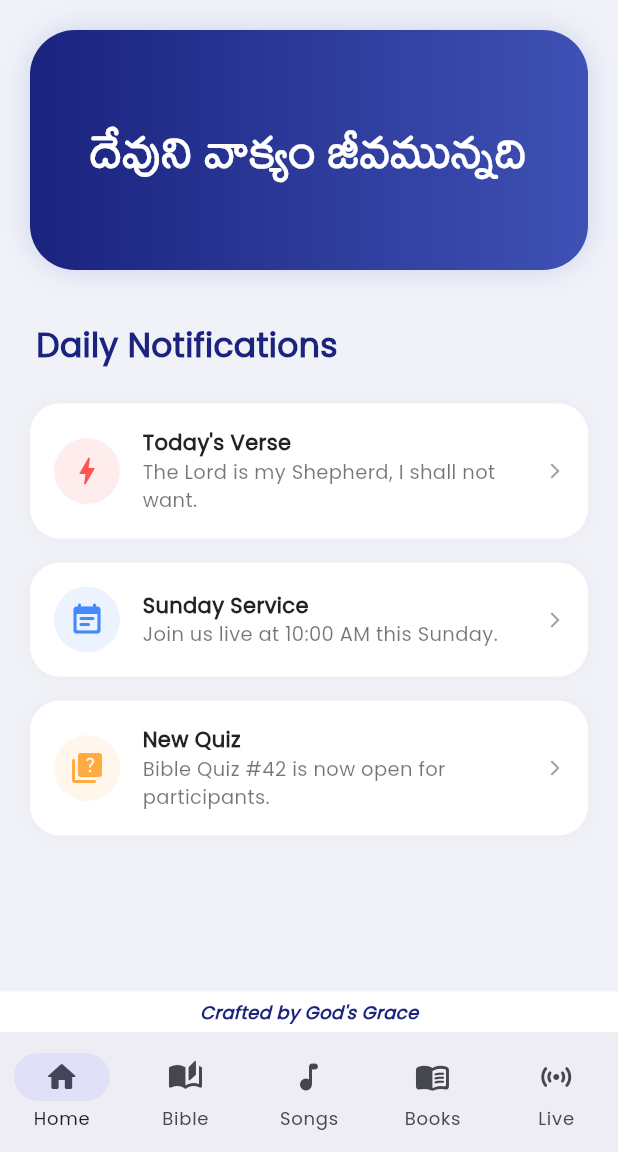
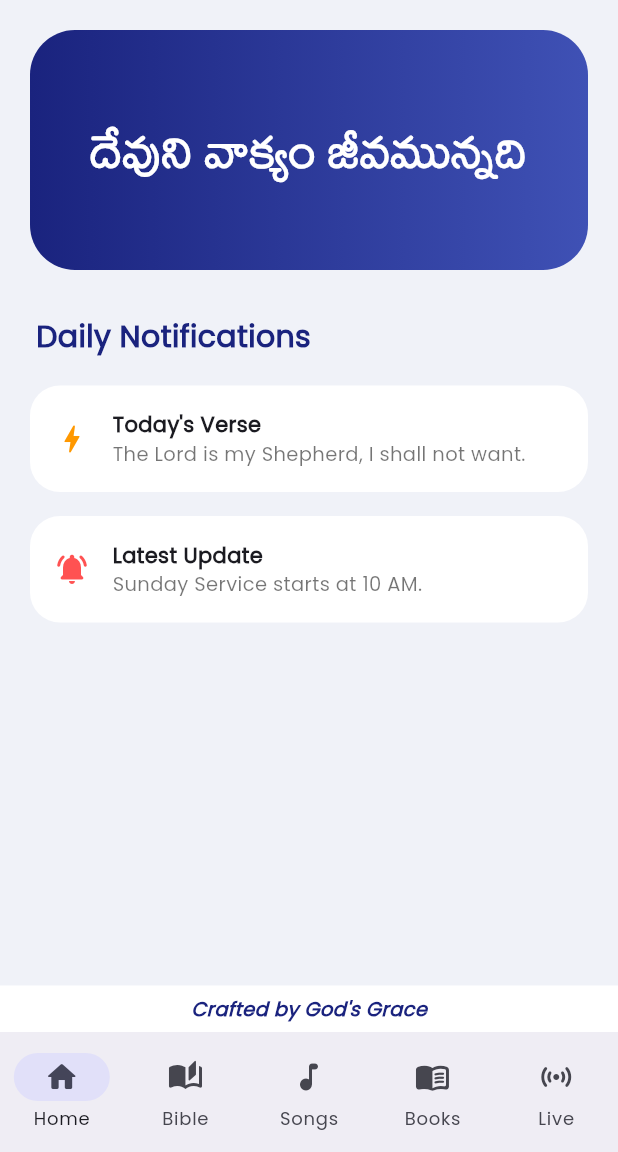
Before and after one commit to worldofgod79-del/wog_apk, a Flutter app: the screen it shows after launch, on a phone screen of 412 x 824 dp, the part 84-1236 px from its top. Run offline on Flutter 3.47's test engine with Material 3 defaults, Android fonts, the phone set to English and light mode, and no system bars.

Commit message:
Update main.dart

```diff
--- a/lib/main.dart
+++ b/lib/main.dart
@@ -1,7 +1,7 @@
 import 'package:flutter/material.dart';
 import 'dart:async';
-import 'dart:convert';
-import 'package:flutter/services.dart';
+import 'package:flutter/services.dart' show rootBundle;
+import 'package:xml/xml.dart' as xml;
 
 void main() {
   runApp(const WogApp());
@@ -32,13 +32,12 @@ class MainHomePage extends StatefulWidget {
 class _MainHomePageState extends State<MainHomePage> {
   int _currentIndex = 0;
 
-  // Screens list for Navigation
   final List<Widget> _screens = [
-    const HomeScreenContent(), // Index 0: Home with Notifications
-    const BibleListScreen(),   // Index 1: Bible
-    const PlaceholderScreen(title: "Songs"), // Index 2
-    const PlaceholderScreen(title: "Books"), // Index 3
-    const PlaceholderScreen(title: "Live Stream"), // Index 4
+    const HomeScreenContent(),
+    const BibleStudyPage(),
+    const PlaceholderScreen(title: "Songs"),
+    const PlaceholderScreen(title: "Books"),
+    const PlaceholderScreen(title: "Live Stream"),
   ];
 
   @override
@@ -49,28 +48,20 @@ class _MainHomePageState extends State<MainHomePage> {
         title: const Text("WOG APP", style: TextStyle(fontWeight: FontWeight.w800, color: Colors.white)),
         backgroundColor: const Color(0xFF1A237E),
         centerTitle: true,
-        elevation: 0,
         iconTheme: const IconThemeData(color: Colors.white),
       ),
-      drawer: _buildDrawer(context),
-      body: IndexedStack(
-        index: _currentIndex,
-        children: _screens,
-      ),
-      // BOTTOM NAVIGATION BAR (Meeru adigina buttons ikkadiki marchanu)
+      drawer: _buildDrawer(),
+      body: IndexedStack(index: _currentIndex, children: _screens),
       bottomNavigationBar: Column(
         mainAxisSize: MainAxisSize.min,
         children: [
-          // Crafted by Grace Message
           Container(
             width: double.infinity,
-            padding: const EdgeInsets.symmetric(vertical: 5),
+            padding: const EdgeInsets.symmetric(vertical: 6),
             color: Colors.white,
-            child: Center(
-              child: Text(
-                "Crafted by God's Grace",
-                style: TextStyle(color: Colors.indigo[900], fontSize: 12, fontWeight: FontWeight.w600, fontStyle: FontStyle.italic),
-              ),
+            child: const Center(
+              child: Text("Crafted by God's Grace",
+                style: TextStyle(fontSize: 13, fontWeight: FontWeight.w600, fontStyle: FontStyle.italic, color: Color(0xFF1A237E))),
             ),
           ),
           NavigationBar(
@@ -89,7 +80,7 @@ class _MainHomePageState extends State<MainHomePage> {
     );
   }
 
-  Widget _buildDrawer(BuildContext context) {
+  Widget _buildDrawer() {
     return Drawer(
       child: Column(
         children: [
@@ -120,131 +111,150 @@ class _MainHomePageState extends State<MainHomePage> {
   }
 }
 
-// HOME PAGE CONTENT (Notifications Section)
 class HomeScreenContent extends StatelessWidget {
   const HomeScreenContent({super.key});
-
   @override
   Widget build(BuildContext context) {
     return SingleChildScrollView(
       child: Column(
         crossAxisAlignment: CrossAxisAlignment.start,
         children: [
-          _buildBanner(),
+          Container(
+            height: 160, width: double.infinity, margin: const EdgeInsets.all(20),
+            decoration: BoxDecoration(borderRadius: BorderRadius.circular(30), gradient: const LinearGradient(colors: [Color(0xFF1A237E), Color(0xFF3F51B5)])),
+            child: const Center(child: Text("దేవుని వాక్యం జీవమున్నది", style: TextStyle(fontFamily: 'Mallanna', color: Colors.white, fontSize: 34, fontWeight: FontWeight.bold))),
+          ),
           const Padding(
-            padding: EdgeInsets.symmetric(horizontal: 24, vertical: 15),
-            child: Text("Daily Notifications", style: TextStyle(fontSize: 22, fontWeight: FontWeight.w800, color: Color(0xFF1A237E))),
+            padding: EdgeInsets.symmetric(horizontal: 24, vertical: 10),
+            child: Text("Daily Notifications", style: TextStyle(fontSize: 20, fontWeight: FontWeight.w800, color: Color(0xFF1A237E))),
           ),
-          // Notification 1
-          _notifItem(Icons.bolt_rounded, Colors.redAccent, "Today's Verse", "The Lord is my Shepherd, I shall not want."),
-          // Notification 2
-          _notifItem(Icons.event_note_rounded, Colors.blueAccent, "Sunday Service", "Join us live at 10:00 AM this Sunday."),
-          // Notification 3
-          _notifItem(Icons.quiz_rounded, Colors.orangeAccent, "New Quiz", "Bible Quiz #42 is now open for participants."),
+          _notifCard(Icons.bolt_rounded, "Today's Verse", "The Lord is my Shepherd, I shall not want.", Colors.orange),
+          _notifCard(Icons.notifications_active_rounded, "Latest Update", "Sunday Service starts at 10 AM.", Colors.redAccent),
         ],
       ),
     );
   }
 
-  Widget _buildBanner() {
-    return Container(
-      height: 160,
-      width: double.infinity,
-      margin: const EdgeInsets.all(20),
-      decoration: BoxDecoration(
-        borderRadius: BorderRadius.circular(30),
-        gradient: const LinearGradient(colors: [Color(0xFF1A237E), Color(0xFF3F51B5)]),
-        boxShadow: [BoxShadow(color: Colors.indigo.withOpacity(0.2), blurRadius: 15)],
-      ),
-      child: const Center(
-        child: Text("దేవుని వాక్యం జీవమున్నది",
-          style: TextStyle(fontFamily: 'Mallanna', color: Colors.white, fontSize: 34, fontWeight: FontWeight.bold)),
-      ),
-    );
-  }
-
-  Widget _notifItem(IconData icon, Color color, String title, String subtitle) {
+  Widget _notifCard(IconData icon, String title, String msg, Color col) {
     return Container(
       margin: const EdgeInsets.symmetric(horizontal: 20, vertical: 8),
       padding: const EdgeInsets.all(16),
-      decoration: BoxDecoration(color: Colors.white, borderRadius: BorderRadius.circular(20), boxShadow: [BoxShadow(color: Colors.black.withOpacity(0.03), blurRadius: 10)]),
-      child: Row(
-        children: [
-          Container(padding: const EdgeInsets.all(10), decoration: BoxDecoration(color: color.withOpacity(0.1), shape: BoxShape.circle), child: Icon(icon, color: color, size: 24)),
-          const SizedBox(width: 15),
+      decoration: BoxDecoration(color: Colors.white, borderRadius: BorderRadius.circular(20)),
+      child: Row(children: [
+        Icon(icon, color: col), const SizedBox(width: 15),
         Expanded(child: Column(crossAxisAlignment: CrossAxisAlignment.start, children: [
-            Text(title, style: const TextStyle(fontWeight: FontWeight.w800, fontSize: 14, color: Colors.black87)),
-            Text(subtitle, style: const TextStyle(fontSize: 13, color: Colors.black54)),
-          ])),
-          const Icon(Icons.arrow_forward_ios, size: 12, color: Colors.grey),
-        ],
-      ),
-    );
-  }
-}
-class BibleListScreen extends StatefulWidget {
-  const BibleListScreen({super.key});
-  @override
-  State<BibleListScreen> createState() => _BibleListScreenState();
-}
-
-class _BibleListScreenState extends State<BibleListScreen> {
-  List _books = [];
-  @override
-  void initState() {
-    super.initState();
-    loadBible();
-  }
-  Future<void> loadBible() async {
-    try {
-      final String res = await rootBundle.loadString('assets/bible.json');
-      final data = json.decode(res);
-      setState(() => _books = data["books"]);
-    } catch (e) { print(e); }
-  }
-  @override
-  Widget build(BuildContext context) {
-    return ListView.builder(
-      padding: const EdgeInsets.all(16),
-      itemCount: _books.length,
-      itemBuilder: (context, i) => Card(
-        margin: const EdgeInsets.only(bottom: 10),
-        shape: RoundedRectangleBorder(borderRadius: BorderRadius.circular(15)),
-        elevation: 0,
-        child: ListTile(
-          title: Text(_books[i]["name"], style: const TextStyle(fontFamily: 'Mallanna', fontSize: 24)),
-          trailing: const Icon(Icons.arrow_forward_ios_rounded, size: 16),
-          onTap: () => Navigator.push(context, MaterialPageRoute(builder: (context) =>
-            VerseScreen(chapterNum: 1, verses: _books[i]["chapters"][0]["verses"]))),
-        ),
-      ),
+          Text(title, style: const TextStyle(fontWeight: FontWeight.bold)),
+          Text(msg, style: const TextStyle(fontSize: 13, color: Colors.black54)),
+        ]))
+      ]),
     );
   }
 }
 
-class VerseScreen extends StatelessWidget {
-  final int chapterNum;
-  final List verses;
-  const VerseScreen({super.key, required this.chapterNum, required this.verses});
+class BibleStudyPage extends StatefulWidget {
+  const BibleStudyPage({super.key});
+  @override
+  _BibleStudyPageState createState() => _BibleStudyPageState();
+}
+
+class _BibleStudyPageState extends State<BibleStudyPage> {
+  List<xml.XmlElement> books = [];
+  xml.XmlElement? selectedBook;
+  List<xml.XmlElement> chapters = [];
+  xml.XmlElement? selectedChapter;
+  List<xml.XmlElement> verses = [];
+  bool isLoading = true;
+
+  @override
+  void initState() {
+    super.initState();
+    loadBibleData();
+  }
+
+  Future<void> loadBibleData() async {
+    try {
+      String xmlString = await rootBundle.loadString('assets/bible.xml');
+      final document = xml.XmlDocument.parse(xmlString);
+      setState(() {
+        books = document.findAllElements('BIBLEBOOK').toList();
+        if (books.isNotEmpty) {
+          selectedBook = books.first;
+          _loadChapters();
+        }
+        isLoading = false;
+      });
+    } catch (e) {
+      setState(() => isLoading = false);
+    }
+  }
+
+  void _loadChapters() {
+    if (selectedBook != null) {
+      setState(() {
+        chapters = selectedBook!.findElements('CHAPTER').toList();
+        selectedChapter = chapters.isNotEmpty ? chapters.first : null;
+        _loadVerses();
+      });
+    }
+  }
+
+  void _loadVerses() {
+    if (selectedChapter != null) {
+      setState(() {
+        verses = selectedChapter!.findElements('VERS').toList();
+      });
+    }
+  }
+
   @override
   Widget build(BuildContext context) {
-    return Scaffold(
-      appBar: AppBar(title: Text("Chapter $chapterNum")),
-      body: ListView.builder(
+    if (isLoading) return const Center(child: CircularProgressIndicator());
+    return Column(
+      children: [
+        Container(
+          padding: const EdgeInsets.symmetric(horizontal: 15, vertical: 10),
+          color: Colors.white,
+          child: Row(
+            children: [
+              Expanded(
+                flex: 2,
+                child: DropdownButton<xml.XmlElement>(
+                  isExpanded: true,
+                  value: selectedBook,
+                  items: books.map((b) => DropdownMenuItem(value: b, child: Text(b.getAttribute('bname') ?? '', style: const TextStyle(fontFamily: 'Mallanna', fontSize: 18)))).toList(),
+                  onChanged: (val) { setState(() { selectedBook = val; _loadChapters(); }); },
+                ),
+              ),
+              const SizedBox(width: 10),
+              DropdownButton<xml.XmlElement>(
+                value: selectedChapter,
+                items: chapters.map((c) => DropdownMenuItem(value: c, child: Text("Ch ${c.getAttribute('cnumber')}"))).toList(),
+                onChanged: (val) { setState(() { selectedChapter = val; _loadVerses(); }); },
+              ),
+            ],
+          ),
+        ),
+        Expanded(
+          child: ListView.builder(
             padding: const EdgeInsets.all(20),
             itemCount: verses.length,
-        itemBuilder: (context, i) => Padding(
-          padding: const EdgeInsets.only(bottom: 18),
+            itemBuilder: (context, index) {
+              var v = verses[index];
+              return Padding(
+                padding: const EdgeInsets.only(bottom: 15),
                 child: RichText(
                   text: TextSpan(
                     children: [
-                TextSpan(text: "${verses[i]["number"]}. ", style: const TextStyle(color: Colors.indigo, fontWeight: FontWeight.w800, fontSize: 18)),
-                TextSpan(text: verses[i]["text"], style: const TextStyle(fontFamily: 'Mallanna', color: Colors.black87, fontSize: 22, height: 1.6)),
+                      TextSpan(text: "${v.getAttribute('vnumber')}. ", style: const TextStyle(color: Colors.indigo, fontWeight: FontWeight.bold, fontSize: 16)),
+                      TextSpan(text: v.innerText, style: const TextStyle(fontFamily: 'Mallanna', color: Colors.black87, fontSize: 22, height: 1.6)),
                     ],
                   ),
                 ),
+              );
+            },
           ),
         ),
+      ],
     );
   }
 }
@@ -253,7 +263,5 @@ class PlaceholderScreen extends StatelessWidget {
   final String title;
   const PlaceholderScreen({super.key, required this.title});
   @override
-  Widget build(BuildContext context) {
-    return Center(child: Text("$title Coming Soon", style: const TextStyle(fontSize: 18, fontWeight: FontWeight.w600)));
+  Widget build(BuildContext context) => Center(child: Text("$title Coming Soon", style: const TextStyle(fontSize: 18, fontWeight: FontWeight.bold)));
 }
-}
```
Lines whose indentation alone changed are shown as unchanged.
